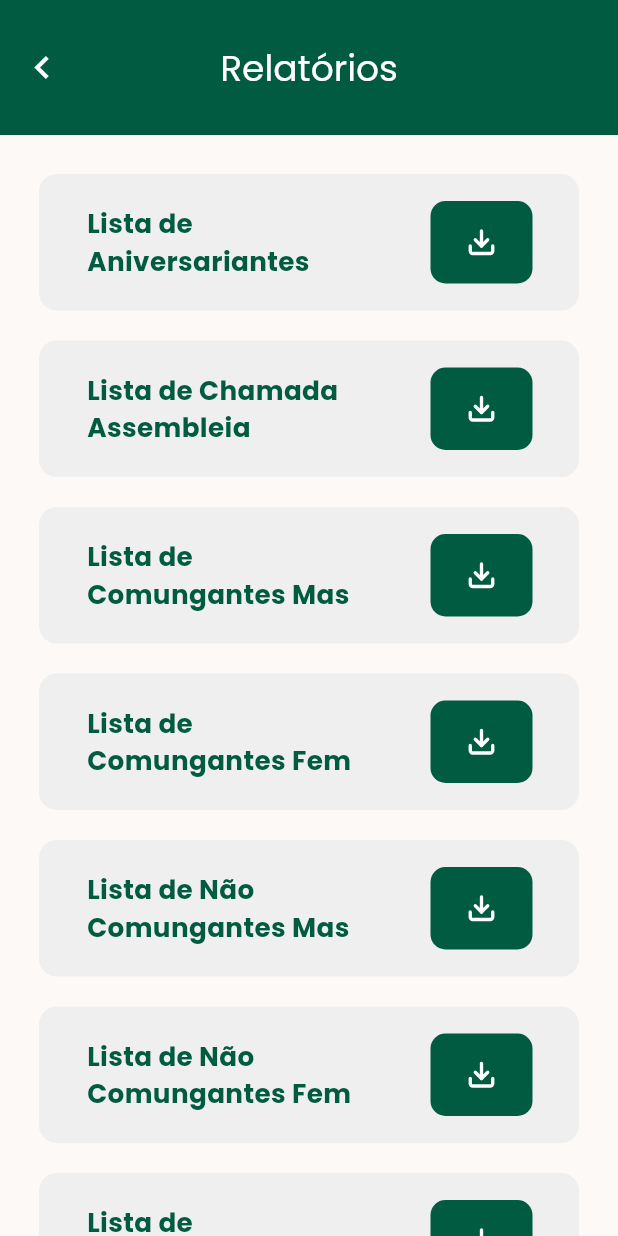
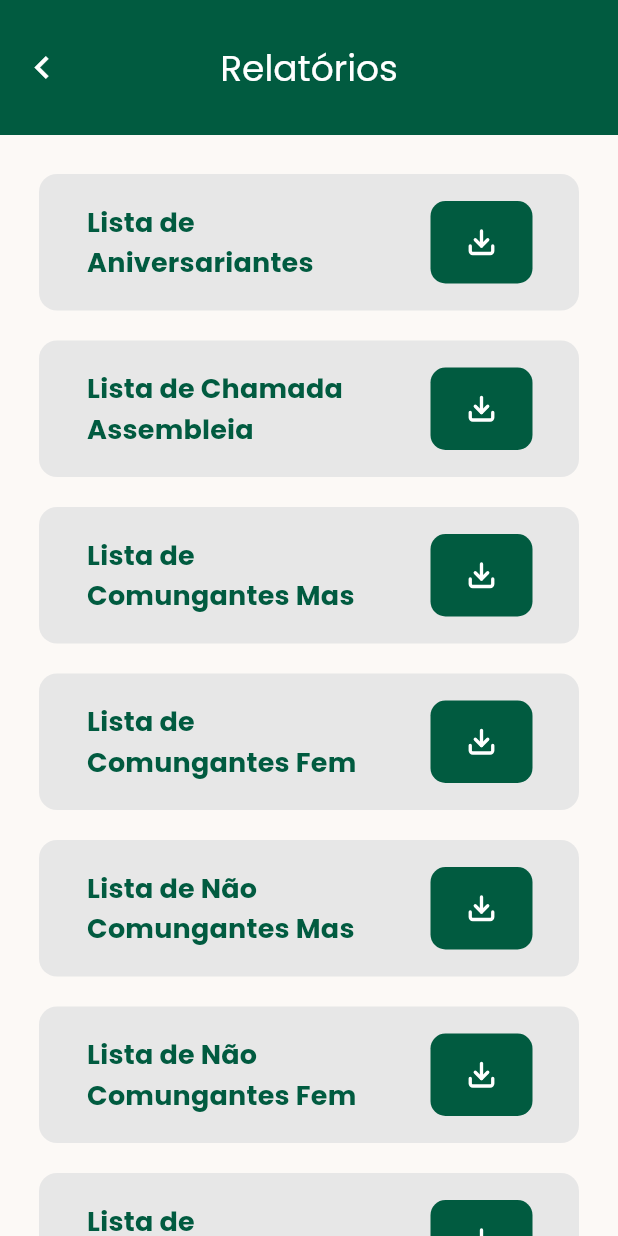
Before and after one commit to kalebefukuda/SoftwareIPJ_app, a Flutter app: the Report screen opened directly, on a phone screen of 412 x 824 dp. Run offline on Flutter 3.47's test engine with Material 3 defaults, Android fonts, the phone set to English and light mode, and no system bars; our stand-ins replace flutter_svg, google_fonts, image_picker.

Commit message:
colocando as cores da report para cores do thema do app

```diff
--- a/lib/screens/login.dart
+++ b/lib/screens/login.dart
@@ -1,5 +1,6 @@
 import 'package:flutter/material.dart';
 import 'package:flutter_svg/flutter_svg.dart'; // Importa o pacote flutter_svg
+import 'package:softwareipj_app/screens/report.dart';
 import '../widgets/custom_text_field.dart';
 import '../widgets/custom_button.dart';
 import 'dart:ui'; // Necessário para o BackdropFilter
@@ -23,7 +24,7 @@ class LoginScreen extends StatelessWidget {
       // Navega para a tela Home usando o Navigator.push
       Navigator.push(
         context,
-        MaterialPageRoute(builder: (context) => const Home()),
+        MaterialPageRoute(builder: (context) => const Report()),
       );
     } else {
       // Exibe uma mensagem de erro
--- a/lib/screens/report.dart
+++ b/lib/screens/report.dart
@@ -11,7 +11,8 @@ class Report extends StatelessWidget {
     return Scaffold(
       appBar: AppBar(
         toolbarHeight: 90,
-        backgroundColor: Appcolors.green,
+        backgroundColor:  Theme.of(context).appBarTheme.backgroundColor,
+        scrolledUnderElevation: 0,
         leading: IconButton(
           onPressed: () {
             Navigator.pop(context); // Função de retorno
--- a/lib/widgets/card_report.dart
+++ b/lib/widgets/card_report.dart
@@ -23,7 +23,7 @@ class _CardReportState extends State<CardReport> {
       width: 312,
       height: 91,
       decoration: BoxDecoration(
-        color: Appcolors.iceWhite,
+        color: Theme.of(context).inputDecorationTheme.fillColor,
         borderRadius: BorderRadius.circular(12),
       ),
       child: Row(
@@ -36,10 +36,7 @@ class _CardReportState extends State<CardReport> {
               padding: const EdgeInsets.symmetric(horizontal: 16.0),
               child: Text(
                 widget.nameReport,
-                style: TextFonts.poppinsBold.copyWith(
-                  fontSize: 17.5,
-                  color: Appcolors.green,
-                ),
+                style: Theme.of(context).textTheme.titleMedium ,
                 maxLines: 2,
                 overflow: TextOverflow.ellipsis,
               ),
```
Also changed, not shown: lib/app.dart (+5 -3 lines).
